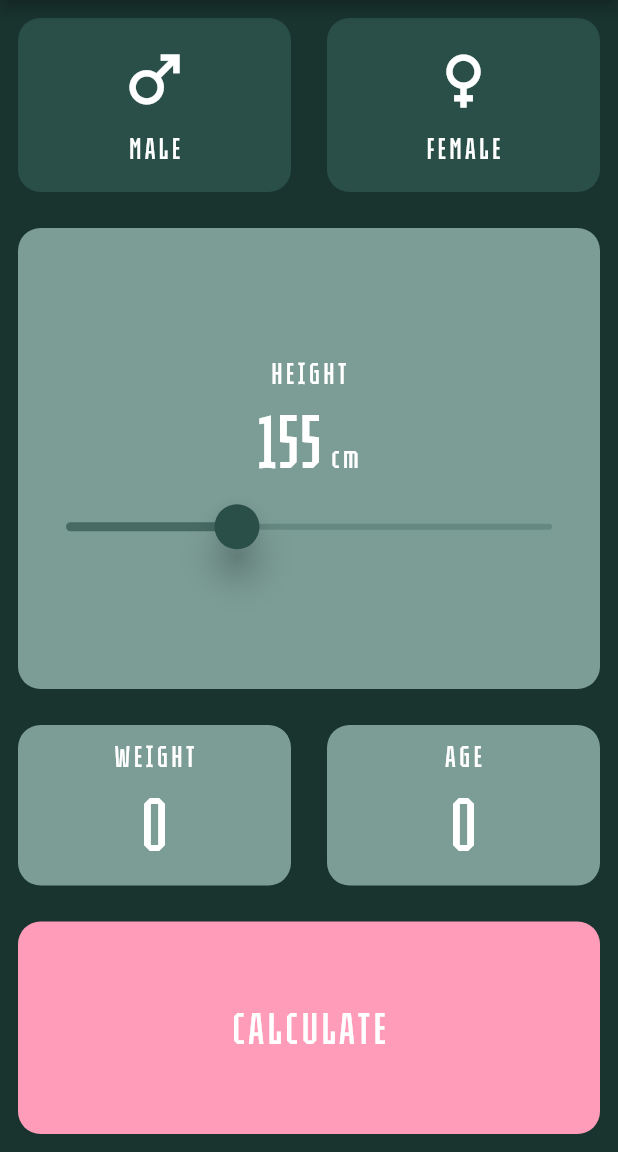
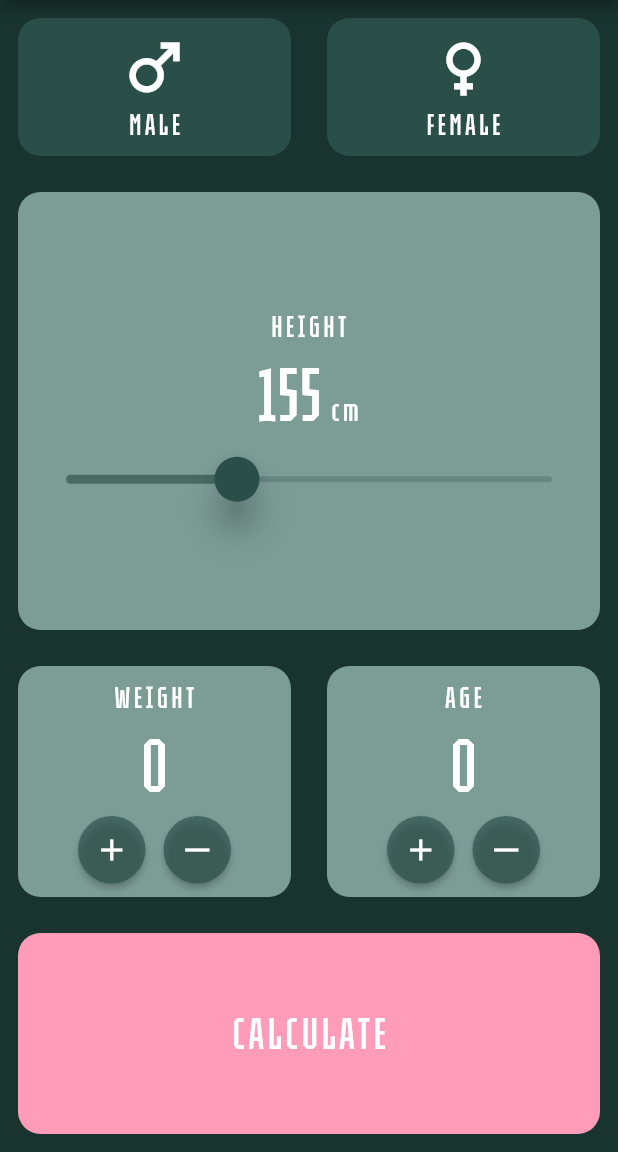
Before and after one commit to Arrocito82/bmi_calculator, a Flutter app: the screen it shows after launch, on a phone screen of 412 x 824 dp, the part 84-1236 px from its top. Run offline on Flutter 3.47's test engine with Material 2 defaults, Android fonts, the phone set to English and light mode, and no system bars.

Commit message:
Custom icon button and layout spacing fixed

```diff
--- a/lib/icon_content.dart
+++ b/lib/icon_content.dart
@@ -11,19 +11,13 @@ class IconContent extends StatelessWidget {
   @override
   Widget build(BuildContext context) {
     return Column(
-      mainAxisAlignment: MainAxisAlignment.center,
+      mainAxisAlignment: MainAxisAlignment.spaceEvenly,
       children: [
-        Padding(
-          padding: const EdgeInsets.all(8.0),
-          child: Icon(
-            icon,
-            size: 50.0,
-          ),
+        Icon(
+          icon,
+          size: 50.0,
         ),
-        Padding(
-          padding: const EdgeInsets.only(bottom: 8.0),
-          child: Text(text, style: kLabelTextStyle),
-        ),
+        Text(text, style: kLabelTextStyle),
       ],
     );
   }
--- a/lib/input_page.dart
+++ b/lib/input_page.dart
@@ -1,3 +1,4 @@
+import 'package:bmi_calculator/round_icon_button.dart';
 import 'package:flutter/material.dart';
 
 import 'constants.dart';
@@ -21,7 +22,7 @@ class _InputPageState extends State<InputPage> {
 
   List<Widget> getGenderButtons() => [
         Expanded(
-          flex: 3,
+          flex: 2,
           child: GestureDetector(
             onTap: () {
               setState(() {
@@ -39,7 +40,7 @@ class _InputPageState extends State<InputPage> {
           ),
         ),
         Expanded(
-          flex: 3,
+          flex: 2,
           child: GestureDetector(
             onTap: () {
               setState(() {
@@ -58,8 +59,8 @@ class _InputPageState extends State<InputPage> {
           ),
         ),
       ];
-  Expanded getHeightCard() => Expanded(
-        flex: 4,
+  Expanded getHeightCard({int flex = 2}) => Expanded(
+        flex: flex,
         child: MyCard(
           primaryColor: kPrimaryLight,
           child: Column(
@@ -112,7 +113,7 @@ class _InputPageState extends State<InputPage> {
         ),
       );
   Widget getCalculateButton() => Expanded(
-        flex: 2,
+        flex: 1,
         child: Container(
           margin: const EdgeInsets.all(12.0),
           width: double.infinity,
@@ -143,6 +144,19 @@ class _InputPageState extends State<InputPage> {
                   "$_weight",
                   style: kNumberTextStyle,
                 ),
+                Row(
+                  mainAxisAlignment: MainAxisAlignment.center,
+                  children: [
+                    RoundIconButton(
+                      onPressed: () {},
+                      icon: Icons.add,
+                    ),
+                    RoundIconButton(
+                      onPressed: () {},
+                      icon: Icons.horizontal_rule,
+                    ),
+                  ],
+                ),
               ],
             ),
           ),
@@ -161,6 +175,19 @@ class _InputPageState extends State<InputPage> {
                 Text(
                   "$_age",
                   style: kNumberTextStyle,
+                ),
+                Row(
+                  mainAxisAlignment: MainAxisAlignment.center,
+                  children: [
+                    RoundIconButton(
+                      onPressed: () {},
+                      icon: Icons.add,
+                    ),
+                    RoundIconButton(
+                      onPressed: () {},
+                      icon: Icons.horizontal_rule,
+                    ),
+                  ],
                 ),
               ],
             ),
@@ -195,22 +222,21 @@ class _InputPageState extends State<InputPage> {
                   child: Column(
                     children: [
                       Expanded(
+                        flex: 2,
                         child: Row(
                           children: getGenderButtons(),
                         ),
                       ),
-                      Expanded(
-                        child: Row(
-                          children: getWeightAgeButtons(),
-                        ),
-                      ),
+                      getHeightCard(flex: 3),
                     ],
                   ),
                 ),
                 Expanded(
                   child: Column(
                     children: [
-                      getHeightCard(),
+                      Row(
+                        children: getWeightAgeButtons(),
+                      ),
                       getCalculateButton(),
                     ],
                   ),
--- /dev/null
+++ b/lib/round_icon_button.dart
@@ -0,0 +1,42 @@
+import 'package:bmi_calculator/constants.dart';
+import 'package:flutter/material.dart';
+
+class RoundIconButton extends StatelessWidget {
+  const RoundIconButton(
+      {required this.onPressed,
+      super.key,
+      required this.icon,
+      this.fillColor = kPrimaryActive,
+      this.highlightColor = kPrimaryDark,
+      this.size = 45,
+      this.padding =
+          const EdgeInsets.symmetric(horizontal: 6.0, vertical: 1.0)});
+
+  final VoidCallback onPressed;
+  final IconData icon;
+  final Color fillColor;
+  final Color highlightColor;
+  final double size;
+  final EdgeInsets padding;
+  @override
+  Widget build(BuildContext context) {
+    return Padding(
+      padding: padding,
+      child: RawMaterialButton(
+        onPressed: onPressed,
+        constraints: BoxConstraints(
+          minHeight: size,
+          minWidth: size,
+        ),
+        materialTapTargetSize: MaterialTapTargetSize.shrinkWrap,
+        shape: CircleBorder(),
+        fillColor: fillColor,
+        highlightColor: highlightColor,
+        child: Icon(
+          icon,
+          color: Colors.white,
+        ),
+      ),
+    );
+  }
+}
```
